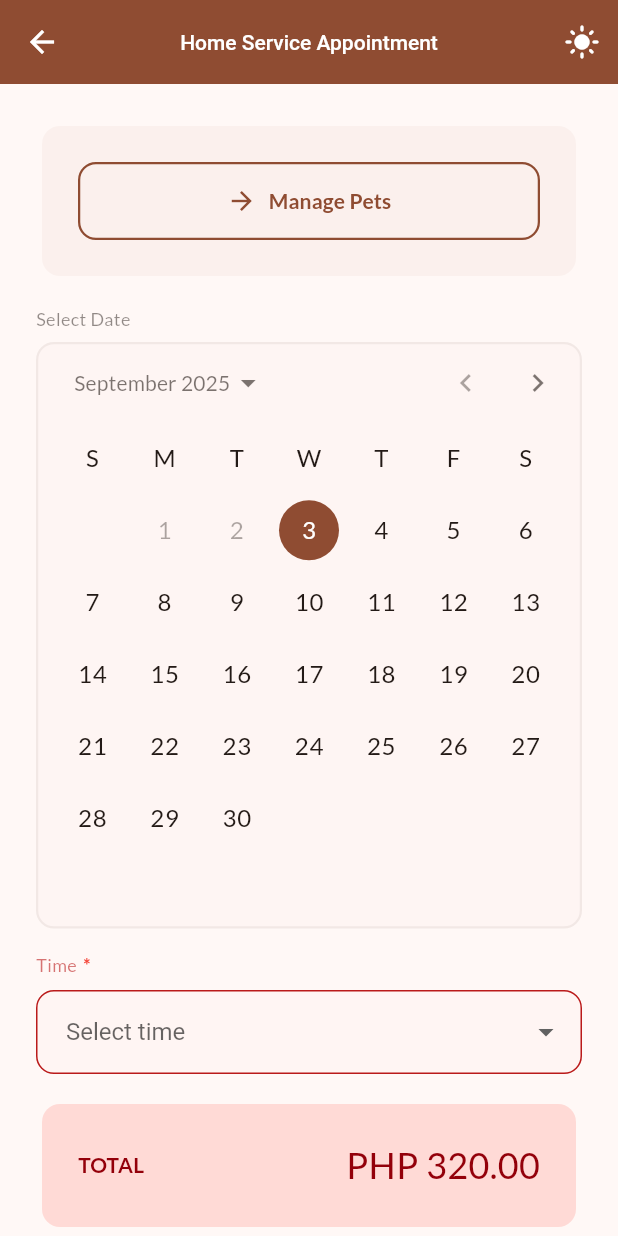
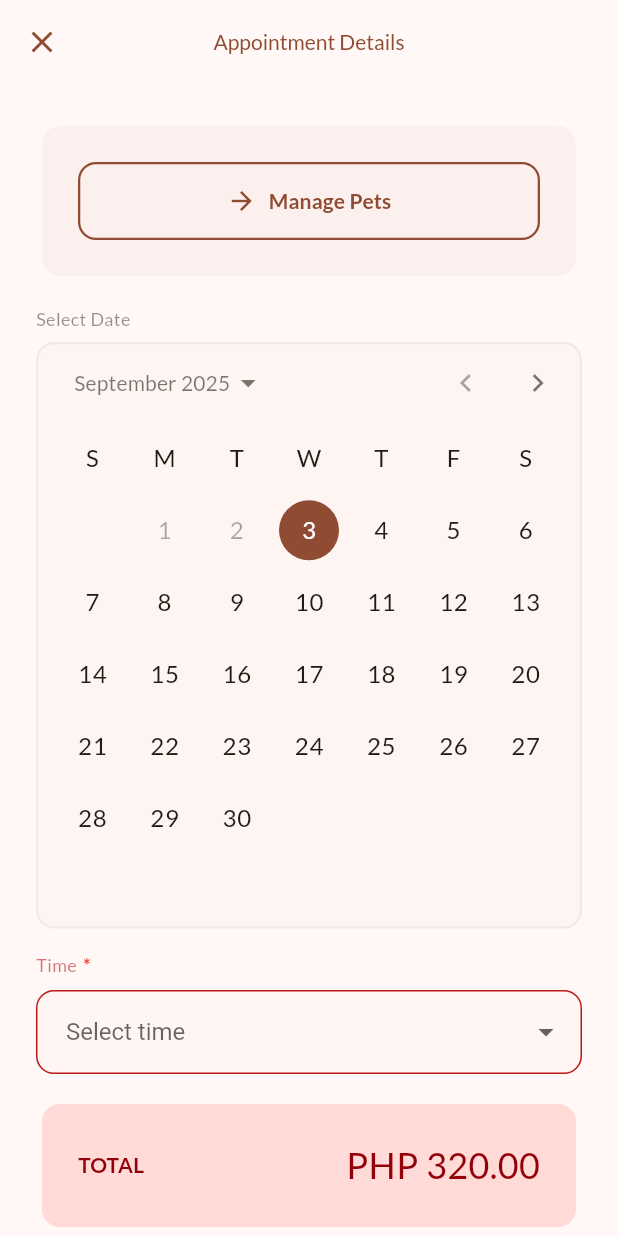
Before and after one commit to kloyaa/app-furcare, a Flutter app: the HomeServiceApptScreen screen opened by its route, on a phone screen of 412 x 824 dp. Run offline on Flutter 3.47's test engine with Material 3 defaults, Android fonts, the phone set to English and light mode, and no system bars; our stand-ins replace animate_do, dartz, dio, equatable, flutter_spinkit, geolocator and 5 more; missing offline and left inert: map_launcher; accounts and stored records are empty; network calls fail.

Commit message:
fix: use simple navbar

```diff
--- a/app/lib/presentation/screens/customer/appointments/boarding/boarding_appointment_list.dart
+++ b/app/lib/presentation/screens/customer/appointments/boarding/boarding_appointment_list.dart
@@ -56,7 +56,7 @@ class _AppointmentsScreenState extends State<AppointmentsScreen>
     final colorScheme = Theme.of(context).colorScheme;
 
     return Scaffold(
-      appBar: CustomAppBar(),
+      appBar: CustomListAppBar(title: 'Boarding Appointments'),
       body: RefreshIndicator(
         onRefresh: () async {
           HapticFeedback.lightImpact();
--- a/app/lib/presentation/screens/customer/appointments/grooming/grooming_appointment_list.dart
+++ b/app/lib/presentation/screens/customer/appointments/grooming/grooming_appointment_list.dart
@@ -56,7 +56,7 @@ class _AppointmentsScreenState extends State<AppointmentsScreen>
     final colorScheme = Theme.of(context).colorScheme;
 
     return Scaffold(
-      appBar: CustomAppBar(),
+      appBar: CustomListAppBar(title: 'Grooming Appointments'),
       body: RefreshIndicator(
         onRefresh: () async {
           HapticFeedback.lightImpact();
--- a/app/lib/presentation/screens/customer/appointments/home_service/home_service_appointment_create.dart
+++ b/app/lib/presentation/screens/customer/appointments/home_service/home_service_appointment_create.dart
@@ -79,13 +79,7 @@ class _HomeServiceApptScreenState extends State<HomeServiceApptScreen> {
     final colorScheme = theme.colorScheme;
     return Scaffold(
       backgroundColor: colorScheme.surface,
-      appBar: CustomAppBar(
-        title: "Home Service Appointment",
-        titleTextStyle: TextStyle(
-          fontSize: AppTextSize.sm.size,
-          fontWeight: AppFontWeight.semibold.value,
-        ),
-      ),
+      appBar: CustomListAppBar(title: 'Appointment Details'),
       body: SingleChildScrollView(
         padding: kDefaultBodyPadding,
         child: Column(
--- a/app/lib/presentation/screens/customer/appointments/home_service/home_service_appointment_list.dart
+++ b/app/lib/presentation/screens/customer/appointments/home_service/home_service_appointment_list.dart
@@ -57,7 +57,7 @@ class _AppointmentsScreenState extends State<AppointmentsScreen>
 
     return Scaffold(
       backgroundColor: colorScheme.surface,
-      appBar: CustomAppBar(),
+      appBar: CustomListAppBar(title: 'Home Service Appointments'),
       body: RefreshIndicator(
         onRefresh: () async {
           HapticFeedback.lightImpact();
--- a/app/lib/presentation/widgets/common/custom_appbar.dart
+++ b/app/lib/presentation/widgets/common/custom_appbar.dart
@@ -1,5 +1,7 @@
 import 'package:flutter/material.dart';
+import 'package:furcare_app/core/enums/text_enum.dart';
 import 'package:furcare_app/presentation/widgets/common/theme_toggle_button.dart';
+import 'package:go_router/go_router.dart';
 
 class CustomAppBar extends StatelessWidget implements PreferredSizeWidget {
   final String? title;
@@ -64,3 +66,32 @@ class CustomAppBar extends StatelessWidget implements PreferredSizeWidget {
   Size get preferredSize =>
       Size.fromHeight(toolbarHeight + (bottom?.preferredSize.height ?? 0.0));
 }
+
+class CustomListAppBar extends CustomAppBar {
+  const CustomListAppBar({super.key, required String title})
+    : super(title: title, showThemeToggle: false);
+
+  @override
+  Widget build(BuildContext context) {
+    final colorScheme = Theme.of(context).colorScheme;
+
+    return AppBar(
+      leading: IconButton(
+        onPressed: () => context.pop(),
+        icon: Icon(Icons.close, color: colorScheme.primary),
+      ),
+      title: Text(
+        title ?? '',
+        style: TextStyle(
+          color: colorScheme.primary,
+          fontSize: 14,
+          fontWeight: AppFontWeight.semibold.value,
+        ),
+      ),
+      automaticallyImplyLeading: false,
+      backgroundColor: colorScheme.surface,
+      centerTitle: true,
+      toolbarHeight: toolbarHeight,
+    );
+  }
+}
```
Also changed, not shown: app/lib/presentation/screens/customer/appointments/boarding/boarding_appointment_create.dart (+1 -7 lines), app/lib/presentation/screens/customer/appointments/grooming/grooming_appointment_create.dart (+1 -7 lines), app/lib/presentation/screens/customer/pets/pets.dart (+3 -4 lines), app/lib/presentation/screens/customer/tabs/home.dart (+20 -60 lines).
